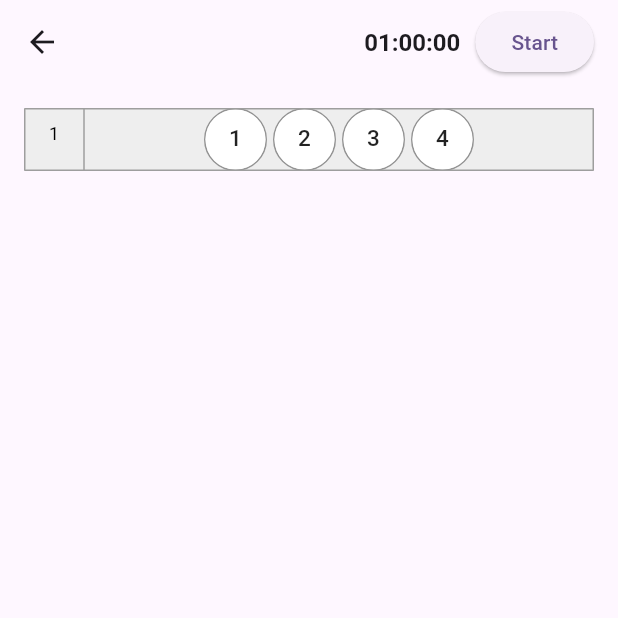
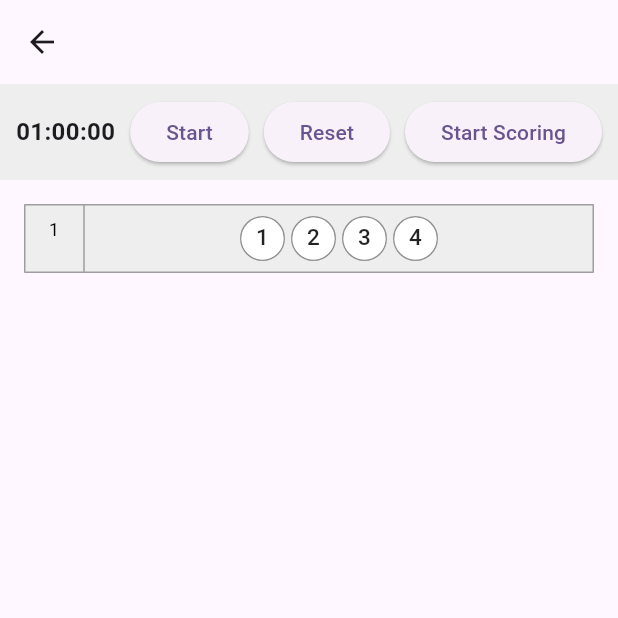
Before and after one commit to Teepen-kun/MarkSheetsFlutter, a Flutter app: the screen it shows after launch, after a tap on "OK", on a phone screen of 412 x 824 dp, the top half of it. Run offline on Flutter 3.47's test engine with Material 3 defaults, Android fonts, the phone set to English and light mode, and no system bars; our stand-ins replace numberpicker.

Commit message:
selectedMark(今まで単一選択のときに使っていた変数)を削除．selectedMarksだけで単一/複数選択を可能とした

```diff
--- a/marksheets/lib/MarkSheet.dart
+++ b/marksheets/lib/MarkSheet.dart
@@ -29,26 +29,32 @@ class _Marksheet extends State<Marksheet> {
   late int remainingTime; // 残り時間
   Timer? _timer; // タイマーの管理
   bool isCountingDown = false; // カウントダウンが開始しているかどうか
+  bool hasStarted = false; // タイマーが開始されたかどうか.
+
+  // 試験モード(false)or採点モード(true)
+  bool isScoringMode = false;
+
 
   //各回答ごとのマーク
   late List<List<Color>> markColors;
-  late List<int?> selectedMark;
+
   late List<List<bool>> selectedMarks;
 
   @override
   void initState(){ //widgetプロパティを使うため
   super.initState();
   remainingTime = widget.timelimit; // 初期残り時間をセット
+
   markColors = List.generate(
     widget.numCellRows,
-    (indexCellRows) => List.generate(widget.marks.length, (indexMarks) => Colors.white));
+    (indexCellRows) => List.generate(widget.marks.length, (indexMarks) => Colors.white)
+    );
 
-  //各問題の現在の選択．複数選択がtrueならselectedMarks, falseならselectedMark．
-    if (widget.isMultipleSelectionAllowed) {
-      selectedMarks = List.generate(widget.numCellRows, (_) => List.filled(widget.marks.length, false));
-    } else {
-      selectedMark = List.generate(widget.numCellRows, (index) => null);
-    }
+    selectedMarks = List.generate(
+    widget.numCellRows,
+    (_) => List.filled(widget.marks.length, false)
+  );
+
   }
 
   // hh:mm:ssのフォーマットに変換
@@ -59,11 +65,21 @@ class _Marksheet extends State<Marksheet> {
     return "$hours:$minutes:$secs";
   }
 
+  // タイマーのスタート・ストップを切り替える
+  void toggleTimer() {
+    if (isCountingDown) {
+      _stopTimer();
+    } else {
+      _startTimer();
+    }
+  }
+
   // タイマーを開始
-  void startTimer() {
+  void _startTimer() {
     if (isCountingDown) return; // すでにカウントダウン中なら何もしない
     setState(() {
       isCountingDown = true;
+      hasStarted = true;
     });
     _timer = Timer.periodic(const Duration(seconds: 1), (timer) {
       setState(() {
@@ -77,6 +93,32 @@ class _Marksheet extends State<Marksheet> {
     });
   }
 
+  void _stopTimer() {
+    _timer?.cancel();
+    setState(() {
+      isCountingDown = false;
+    });
+  }
+
+  // タイマーをリセット
+  void resetTimer() {
+    _stopTimer();
+    setState(() {
+      remainingTime = widget.timelimit;
+      hasStarted = false;
+    });
+  }
+  //採点開始！
+  void startScoring() {
+    if (widget.isMultipleSelectionAllowed && selectedMarks == null) {
+    // 複数選択が許可されていてselectedMarksが初期化されていない場合、初期化する
+    selectedMarks = List.generate(widget.numCellRows, (_) => List.filled(widget.marks.length, false));
+  }
+    setState(() {
+      isScoringMode = true;
+    });
+  }
+
   @override
   void dispose() {
     _timer?.cancel(); // タイマーを停止
@@ -84,72 +126,89 @@ class _Marksheet extends State<Marksheet> {
   }
 
   // MarkBoxセル生成
-  List<Widget> buildMarkBox(int indexCellRow) {
-    return List.generate(widget.marks.length, (index) {
-      return Padding(
-        padding: const EdgeInsets.symmetric(horizontal: 2.0),
-        child: GestureDetector(
-          onTap: (){
+  Widget buildMarkBox(int indexCellRow) {
+  return Wrap(
+    spacing: 4.0,
+    runSpacing: 4.0,
+    alignment: WrapAlignment.center,
+    children: List.generate(widget.marks.length, (index) {
+      Color borderColor = Colors.black38; // デフォルトの枠色
+      bool isCorrect = false; // 正解かどうかを保持
+
+      // 採点モードの処理
+      if (isScoringMode) {
+
+          borderColor = selectedMarks[indexCellRow][index] ? Colors.green : Colors.red;
+      }else{
+          borderColor = Colors.black38;
+      }
+          //isCorrect = selectedMark[indexCellRow] == index;
+
+      return GestureDetector(
+        onTap: () {
+          if (!isScoringMode) {
             setState(() {
               if (widget.isMultipleSelectionAllowed) {
+                // 複数選択モードのタップ処理
                 selectedMarks[indexCellRow][index] = !selectedMarks[indexCellRow][index];
-                markColors[indexCellRow][index] = selectedMarks[indexCellRow][index] ? Colors.black45 : Colors.white;
+                markColors[indexCellRow][index] =
+                    selectedMarks[indexCellRow][index] ? Colors.black45 : Colors.white;
               } else {
-              if(selectedMark[indexCellRow] == index){
-                markColors[indexCellRow][index] = Colors.white;
-                selectedMark[indexCellRow] = null;
-              }else {
-                if(selectedMark[indexCellRow] != null){
-                markColors[indexCellRow][selectedMark[indexCellRow]!] = Colors.white;
-              }
-              markColors[indexCellRow][index] = Colors.black45;
-              selectedMark[indexCellRow] = index;
+                // 単一選択モードのタップ処理
+                for (int i = 0; i < widget.marks.length; i++) {
+                    selectedMarks[indexCellRow][i] = (i == index);
+                    markColors[indexCellRow][i] = (i == index) ? Colors.black45 : Colors.white;
                   }
               }
             });
-
+            print(selectedMarks);
+          }else{
+            // 採点モードでの枠線色の切り替え
+              if (selectedMarks[indexCellRow][index]) {
+                // 正解選択済みを解除
+                selectedMarks[indexCellRow][index] = false;
+              } else {
+                // 不正解選択済みを解除
+                selectedMarks[indexCellRow][index] = true;
+              }
+          }
         },
         child: Container(
           decoration: BoxDecoration(
             shape: BoxShape.circle,
-              border: Border.all(color: Colors.black38 ),
+            border: Border.all(color: borderColor),
           ),
           child: CircleAvatar(
-              radius: 20,
+            radius: 14,
             backgroundColor: markColors[indexCellRow][index],
             child: Text(
               '${widget.marks[index]}',
-                style: TextStyle(fontSize: 15, color: Colors.black87),
-              ),
+              style: const TextStyle(fontSize: 15, color: Colors.black87),
             ),
           ),
         ),
       );
-    });
+    }),
+  );
 }
 
   @override
   Widget build(BuildContext context) {
     return Scaffold(
       appBar: AppBar(
-        title: Row(
-          mainAxisAlignment: MainAxisAlignment.spaceBetween,
+        title:
+            Text(widget.title),
+      ),
+        body: Column(
           children: [
-            Text(widget.title),
-            Row(
-              children: [
-                Text(formatTime(remainingTime), style: const TextStyle(fontSize: 16, fontWeight: FontWeight.bold)),
-                const SizedBox(width: 10),
-                ElevatedButton(
-                  onPressed: startTimer,
-                  child: const Text("Start"),
+            // タイマーを配置する部分
+            Container(
+              color: Colors.grey[200], // タイマー部分に背景色を付ける
+              padding: const EdgeInsets.symmetric(vertical: 8.0),
+              child: buildControlButtons()
             ),
-              ],
-            ),
-          ],
-        )
-        ),
-        body: SingleChildScrollView(
+            Expanded(
+              child: SingleChildScrollView(
               scrollDirection: Axis.vertical,
               child: Padding(
                 padding: const EdgeInsets.all(16.0),
@@ -181,10 +240,10 @@ class _Marksheet extends State<Marksheet> {
                         // マークが並んだセル
                         TableCell(
                           verticalAlignment: TableCellVerticalAlignment.middle, //セルの位置をちょうど真ん中に
+                          child: Padding(
+                            padding: const EdgeInsets.symmetric(vertical: 8.0),
                             child: Center(
-                      child: Row(
-                        mainAxisAlignment: MainAxisAlignment.center,
-                        children: buildMarkBox(index),
+                              child:buildMarkBox(index),
                               ),
                           ),
                           ),
@@ -194,6 +253,39 @@ class _Marksheet extends State<Marksheet> {
                 ),
               ),
                     ),
+            ),
+          ],
+        ),
     );
   }
+
+  Widget buildControlButtons() {
+    return Row(
+            mainAxisAlignment: MainAxisAlignment.center,
+            children: [
+              Text(
+                formatTime(remainingTime),
+                style: const TextStyle(fontSize: 16, fontWeight: FontWeight.bold),
+              ),
+              const SizedBox(width: 10),
+              ElevatedButton(
+                onPressed: toggleTimer,
+                child: Text(isCountingDown ? "Stop" : (hasStarted ? "Restart" : "Start")),
+              ),
+              const SizedBox(width: 10),
+                ElevatedButton(
+                  onPressed: resetTimer,
+                  child: const Text("Reset"),
+                ),
+              SizedBox(width: 10),
+              ElevatedButton(
+                  onPressed: isScoringMode ? null : startScoring,
+                  child: const Text("Start Scoring"),
+              ),
+            ],
+          );
   }
+
+
+
+}
--- a/marksheets/lib/templates.dart
+++ b/marksheets/lib/templates.dart
@@ -95,7 +95,7 @@
     },
     {
       'name': 'TOEIC Listening',
-      'questions': 200,
+      'questions': 100,
       'markTypes': ['A', 'B', 'C', 'D'],
       'isTimeLimitEnabled': true,
       'timeLimitHour': 0,
@@ -105,7 +105,7 @@
     },
     {
       'name': 'TOEIC Reading',
-      'questions': 200,
+      'questions': 100,
       'markTypes': ['A', 'B', 'C', 'D'],
       'isTimeLimitEnabled': true,
       'timeLimitHour': 1,
```
Lines whose indentation alone changed are shown as unchanged.
